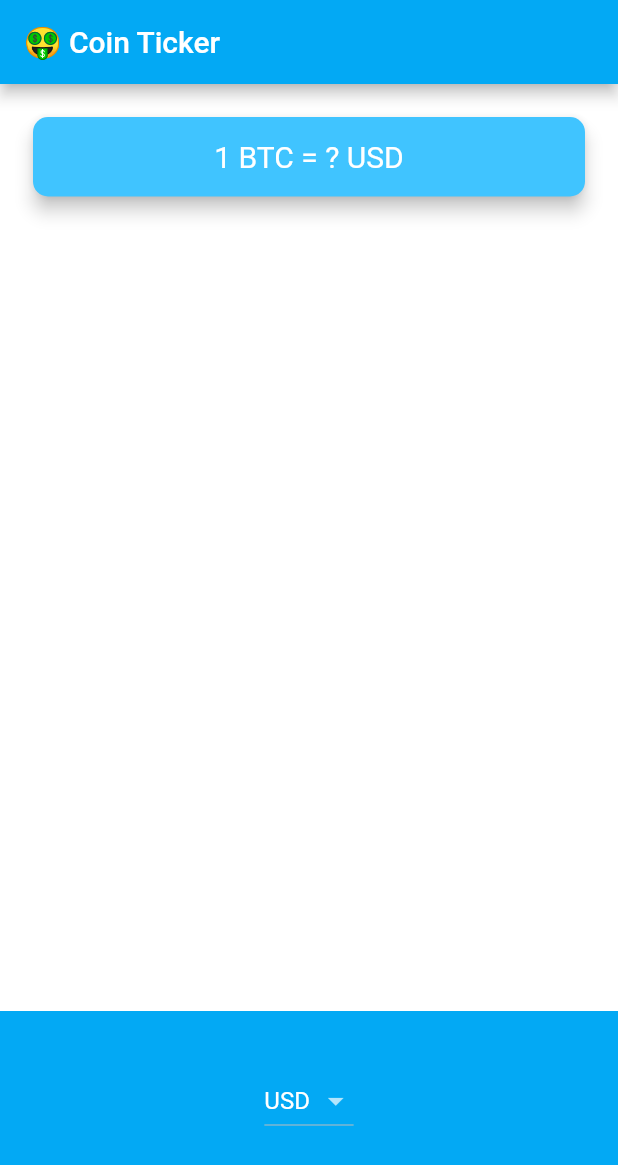
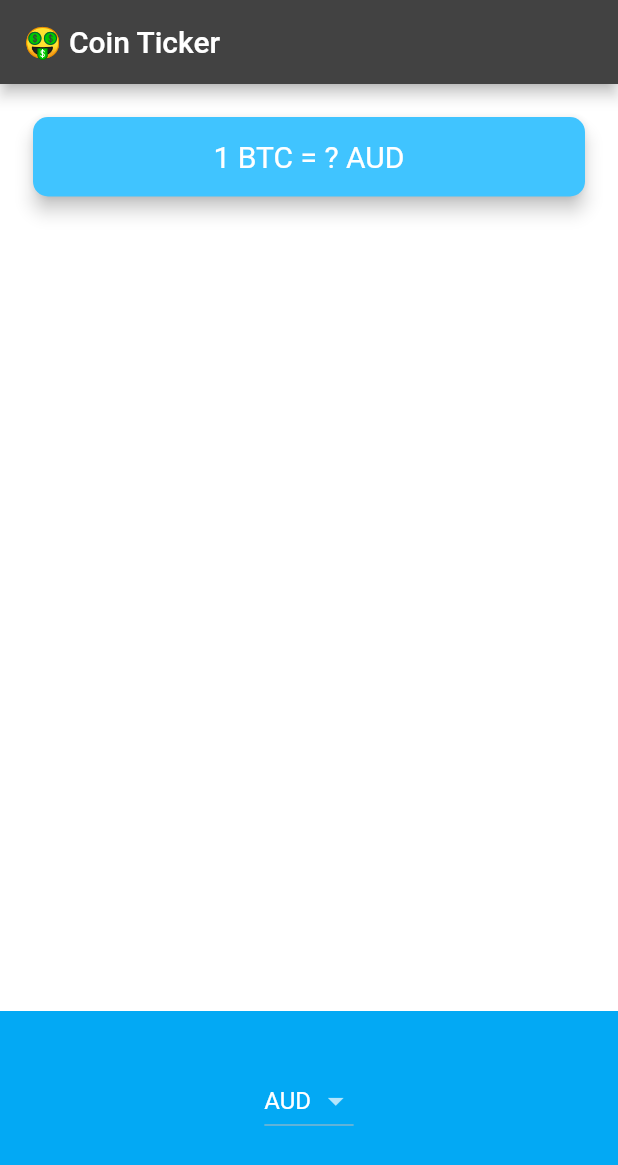
Before and after one commit to HeratUni-CS/bitcoin-ticker-98123AhmadSohail, a Flutter app: the screen it shows after launch, on a phone screen of 412 x 824 dp. Shown: the top 1165 px of the screen. Run offline on Flutter 3.47's test engine with Material 2 defaults, Android fonts, the phone set to English and light mode, and no system bars.

Commit message:
able to get value of bitcoin by selecting any currency

```diff
--- a/lib/coin_data.dart
+++ b/lib/coin_data.dart
@@ -31,18 +31,17 @@ const List<String> cryptoList = [
   'LTC',
 ];
 
-const coinAPIURL = 'https://rest.coinapi.io/v1/exchangerate';
-const apiKey = 'CC13D126-8C8A-41EE-B31D-9BF96F635692';
+const bitcoinAverageURL =
+    'https://apiv2.bitcoinaverage.com/indices/global/ticker';
 
 class CoinData {
-  Future getCoinData() async {
-    String requestURL = '$coinAPIURL/BTC/USD?apikey=$apiKey';
+  Future getCoinData(String selectedCurrency) async {
+    String requestURL = '$bitcoinAverageURL/BTC$selectedCurrency';
     http.Response response = await http.get(requestURL as Uri);
-
     if (response.statusCode == 200) {
       var decodedData = jsonDecode(response.body);
-      var lastPrice = decodedData['rate'];
-      return lastPrice;
+      double lastPrice = decodedData['last'];
+      return lastPrice.toStringAsFixed(0);
     } else {
       print(response.statusCode);
       throw 'Problem with the get request';
--- a/lib/main.dart
+++ b/lib/main.dart
@@ -1,14 +1,15 @@
 import 'package:flutter/material.dart';
 import 'price_screen.dart';
 
-void main() => runApp(MyApp());
+void main() => runApp(const MyApp());
 
 class MyApp extends StatelessWidget {
+  const MyApp({super.key});
+
   @override
   Widget build(BuildContext context) {
     return MaterialApp(
       theme: ThemeData.dark().copyWith(
-          appBarTheme: const AppBarTheme(backgroundColor: Colors.lightBlue),
           primaryColor: Colors.lightBlue,
           scaffoldBackgroundColor: Colors.white),
       home: PriceScreen(),
--- a/lib/price_screen.dart
+++ b/lib/price_screen.dart
@@ -9,27 +9,28 @@ class PriceScreen extends StatefulWidget {
 }
 
 class _PriceScreenState extends State<PriceScreen> {
-  String selectedCurrency = 'USD';
+  //6: Update the default currency to AUD, the first item in the currencyList.
+  String selectedCurrency = 'AUD';
 
   DropdownButton<String> androidDropdown() {
-    List<DropdownMenuItem<String>> dropDownItems = [];
+    List<DropdownMenuItem<String>> dropdownItems = [];
     for (String currency in currenciesList) {
       var newItem = DropdownMenuItem(
         value: currency,
         child: Text(currency),
       );
-      dropDownItems.add(newItem);
+      dropdownItems.add(newItem);
     }
 
     return DropdownButton<String>(
       value: selectedCurrency,
-      items: dropDownItems,
+      items: dropdownItems,
       onChanged: (value) {
-        setState(
-          () {
-            selectedCurrency = value!;
-          },
-        );
+        setState(() {
+          selectedCurrency = value!;
+          //2: Call getData() when the picker/dropdown changes.
+          getData();
+        });
       },
     );
   }
@@ -42,12 +43,38 @@ class _PriceScreenState extends State<PriceScreen> {
 
     return CupertinoPicker(
       backgroundColor: Colors.lightBlue,
-      itemExtent: 32,
-      onSelectedItemChanged: (selectedItems) {
-        print(selectedItems);
+      itemExtent: 32.0,
+      onSelectedItemChanged: (selectedIndex) {
+        print(selectedIndex);
+        setState(() {
+          //1: Save the selected currency to the property selectedCurrency
+          selectedCurrency = currenciesList[selectedIndex];
+          //2: Call getData() when the picker/dropdown changes.
+          getData();
+        });
       },
       children: pickerItems,
     );
+  }
+
+  String bitcoinValue = '?';
+
+  void getData() async {
+    try {
+      //We're now passing the selectedCurrency when we call getCoinData().
+      var data = await CoinData().getCoinData(selectedCurrency);
+      setState(() {
+        bitcoinValue = data;
+      });
+    } catch (e) {
+      print(e);
+    }
+  }
+
+  @override
+  void initState() {
+    super.initState();
+    getData();
   }
 
   @override
@@ -68,12 +95,13 @@ class _PriceScreenState extends State<PriceScreen> {
               shape: RoundedRectangleBorder(
                 borderRadius: BorderRadius.circular(10.0),
               ),
-              child: const Padding(
-                padding: EdgeInsets.symmetric(vertical: 15.0, horizontal: 28.0),
+              child: Padding(
+                padding: const EdgeInsets.symmetric(vertical: 15.0, horizontal: 28.0),
                 child: Text(
-                  '1 BTC = ? USD',
+                  //5: Update the currency name depending on the selectedCurrency.
+                  '1 BTC = $bitcoinValue $selectedCurrency',
                   textAlign: TextAlign.center,
-                  style: TextStyle(
+                  style: const TextStyle(
                     fontSize: 20.0,
                     color: Colors.white,
                   ),
@@ -86,7 +114,7 @@ class _PriceScreenState extends State<PriceScreen> {
             alignment: Alignment.center,
             padding: const EdgeInsets.only(bottom: 30.0),
             color: Colors.lightBlue,
-            child: Platform.isAndroid ? androidDropdown() : iOSPicker(),
+            child: Platform.isIOS ? iOSPicker() : androidDropdown(),
           ),
         ],
       ),
--- a/pubspec.yaml
+++ b/pubspec.yaml
@@ -19,7 +19,7 @@ publish_to: 'none' # Remove this line if you wish to publish to pub.dev
 version: 1.0.0+1
 
 environment:
-  sdk: '>=2.19.6 <3.0.0'
+  sdk: '>=2.1.0 <3.0.0'
 
 # Dependencies specify other packages that your package needs in order to work.
 # To automatically upgrade your package dependencies to the latest versions
```
